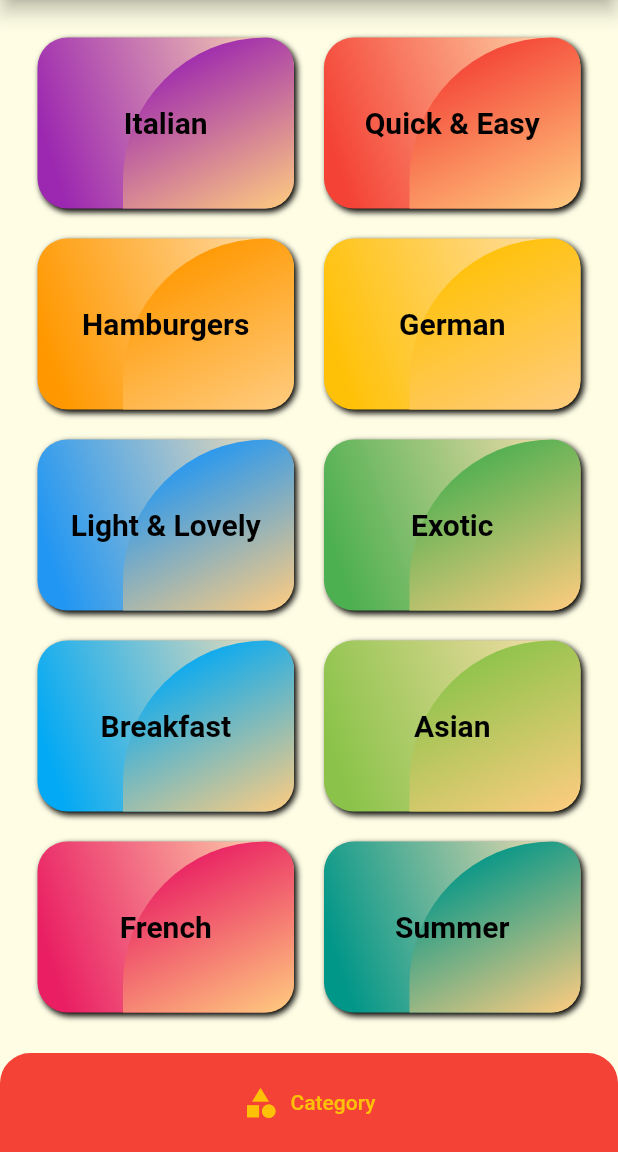
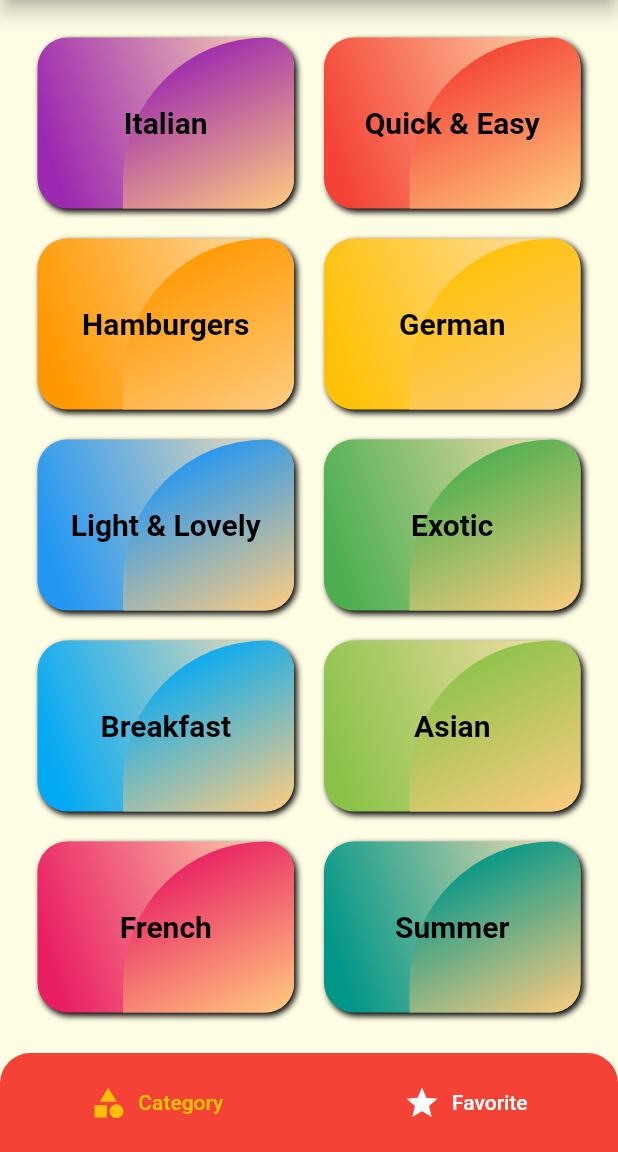
Before and after one commit to tienanh306201z/renovated_meal_app, a Flutter app: the screen it shows after launch, on a phone screen of 412 x 824 dp, the part 84-1236 px from its top. Run offline on Flutter 3.47's test engine with Material 2 defaults, Android fonts, the phone set to English and light mode, and no system bars; our stand-ins replace animated_splash_screen.

Commit message:
first commit

```diff
--- a/lib/screens/tabs_screen.dart
+++ b/lib/screens/tabs_screen.dart
@@ -103,7 +103,7 @@ class _MyBNBState extends State<MyBNB> {
                   color: _setColor(0),
                 ),
               )),
-          /*TextButton.icon(
+          TextButton.icon(
               onPressed: () => widget._selectPage(1),
               icon: Icon(
                 Icons.star,
@@ -114,7 +114,7 @@ class _MyBNBState extends State<MyBNB> {
                 style: TextStyle(
                   color: _setColor(1),
                 ),
-              ))*/
+              ))
         ],
       ),
     );
```
